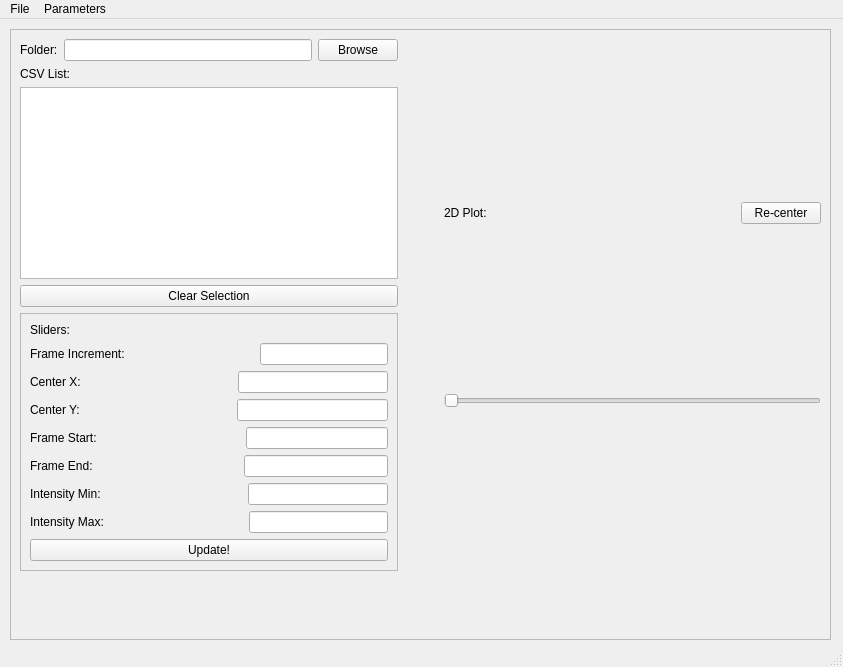
First picture: the form in Map.1.3.ui, repository bobby3755/MAP, before the edit.
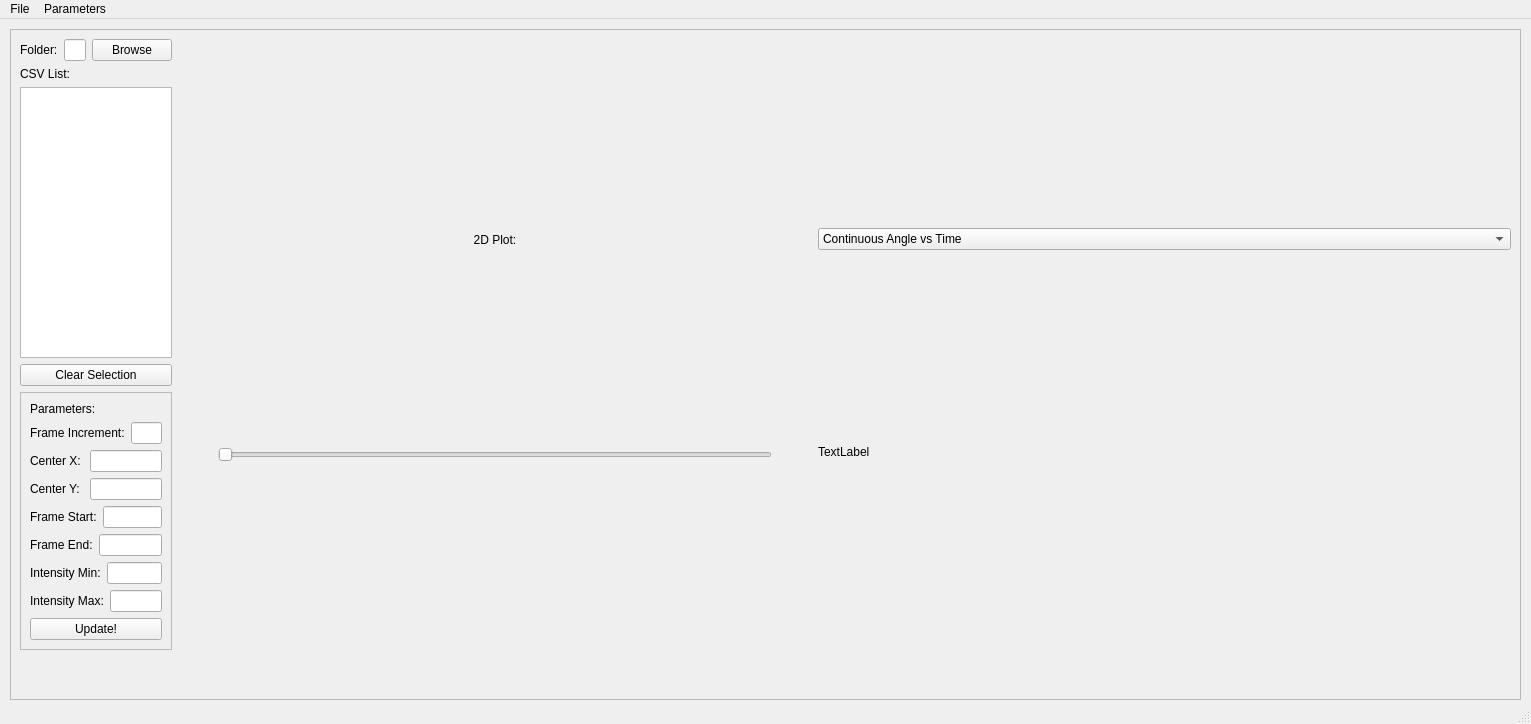
Second picture: the form after the edit.

Commit message: Continuous Angle figure added as a side pannel

```diff
--- a/Map.1.3.ui
+++ b/Map.1.3.ui
@@ -6,8 +6,8 @@
    <rect>
     <x>0</x>
     <y>0</y>
-    <width>843</width>
-    <height>667</height>
+    <width>1531</width>
+    <height>724</height>
    </rect>
   </property>
   <property name="windowTitle">
@@ -19,8 +19,8 @@
      <rect>
       <x>10</x>
       <y>10</y>
-      <width>821</width>
-      <height>611</height>
+      <width>1511</width>
+      <height>671</height>
      </rect>
     </property>
     <property name="frameShape">
@@ -31,9 +31,9 @@
     </property>
     <layout class="QGridLayout" name="gridLayout">
      <item row="0" column="0">
-      <layout class="QVBoxLayout" name="verticalLayout_4">
+      <layout class="QVBoxLayout" name="verticalLayout_4" stretch="1,0">
        <item>
-        <layout class="QHBoxLayout" name="horizontalLayout_7" stretch="0,0,0">
+        <layout class="QHBoxLayout" name="horizontalLayout_7" stretch="1,0,4,0,5">
          <item>
           <layout class="QVBoxLayout" name="side_bar">
            <item>
@@ -88,7 +88,7 @@
                 <item>
                  <widget class="QLabel" name="label_9">
                   <property name="text">
-                   <string>Sliders:</string>
+                   <string>Parameters:</string>
                   </property>
                  </widget>
                 </item>
@@ -354,25 +354,8 @@
                <property name="text">
                 <string>2D Plot:</string>
                </property>
-              </widget>
-             </item>
-             <item>
-              <spacer name="horizontalSpacer_5">
-               <property name="orientation">
-                <enum>Qt::Horizontal</enum>
-               </property>
-               <property name="sizeHint" stdset="0">
-                <size>
-                 <width>40</width>
-                 <height>20</height>
-                </size>
-               </property>
-              </spacer>
-             </item>
-             <item>
-              <widget class="QPushButton" name="pushButton_2">
-               <property name="text">
-                <string>Re-center</string>
+               <property name="alignment">
+                <set>Qt::AlignCenter</set>
                </property>
               </widget>
              </item>
@@ -394,6 +377,53 @@
            </item>
           </layout>
          </item>
+         <item>
+          <spacer name="horizontalSpacer_10">
+           <property name="orientation">
+            <enum>Qt::Horizontal</enum>
+           </property>
+           <property name="sizeHint" stdset="0">
+            <size>
+             <width>40</width>
+             <height>20</height>
+            </size>
+           </property>
+          </spacer>
+         </item>
+         <item>
+          <layout class="QVBoxLayout" name="verticalLayout_7">
+           <item>
+            <widget class="QComboBox" name="second_graph_comboBox">
+             <item>
+              <property name="text">
+               <string>Continuous Angle vs Time</string>
+              </property>
+             </item>
+             <item>
+              <property name="text">
+               <string>Intensity vs Time</string>
+              </property>
+             </item>
+            </widget>
+           </item>
+           <item>
+            <layout class="QVBoxLayout" name="graphLayout_2"/>
+           </item>
+           <item>
+            <widget class="QLabel" name="label_2">
+             <property name="sizePolicy">
+              <sizepolicy hsizetype="Preferred" vsizetype="Maximum">
+               <horstretch>0</horstretch>
+               <verstretch>0</verstretch>
+              </sizepolicy>
+             </property>
+             <property name="text">
+              <string>TextLabel</string>
+             </property>
+            </widget>
+           </item>
+          </layout>
+         </item>
         </layout>
        </item>
        <item>
@@ -419,7 +449,7 @@
     <rect>
      <x>0</x>
      <y>0</y>
-     <width>843</width>
+     <width>1531</width>
      <height>21</height>
     </rect>
    </property>
```
Left out of the diff: 4 changed lines with no effect on the pictures. The commit also changes 3 other files.
